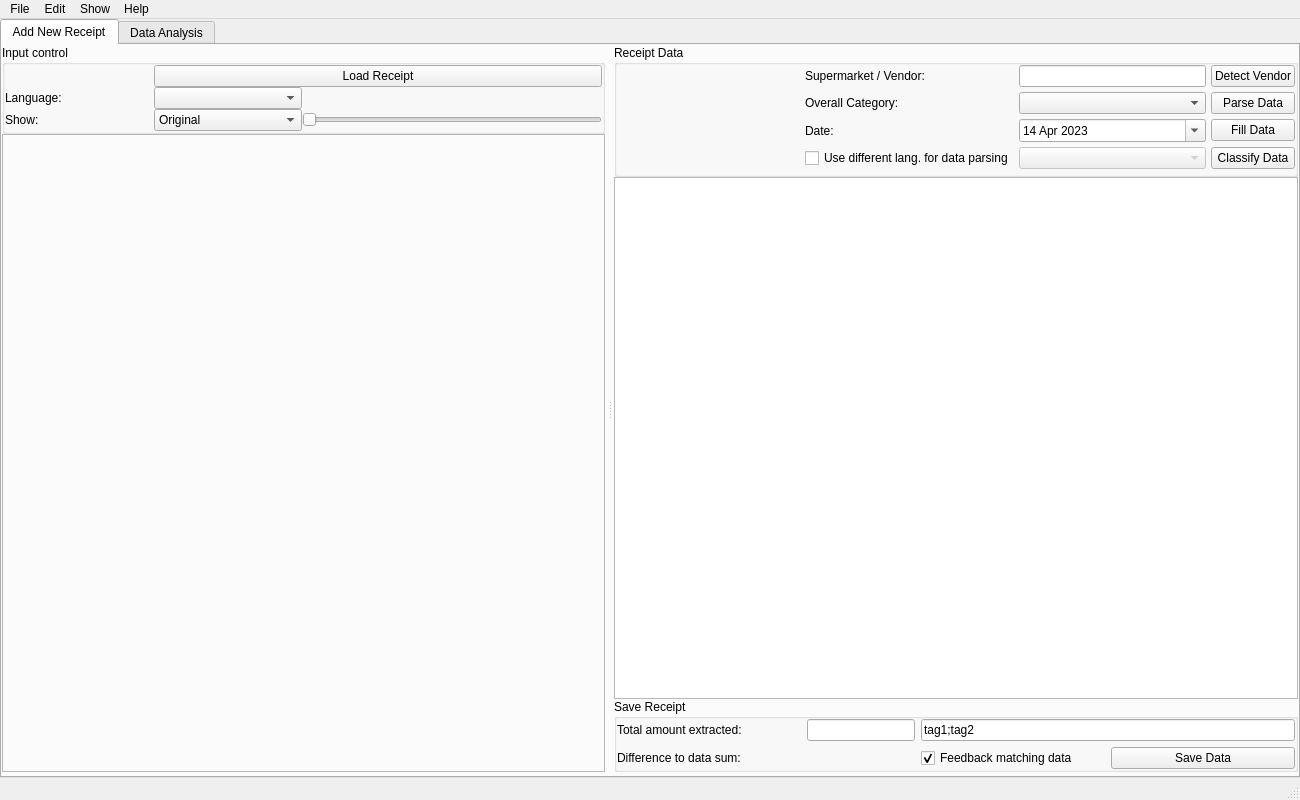
The window that pybudgetbook/ui/main_gui.ui (max3-2/pybudgetbook) describes before a commit, drawn with Qt 5.
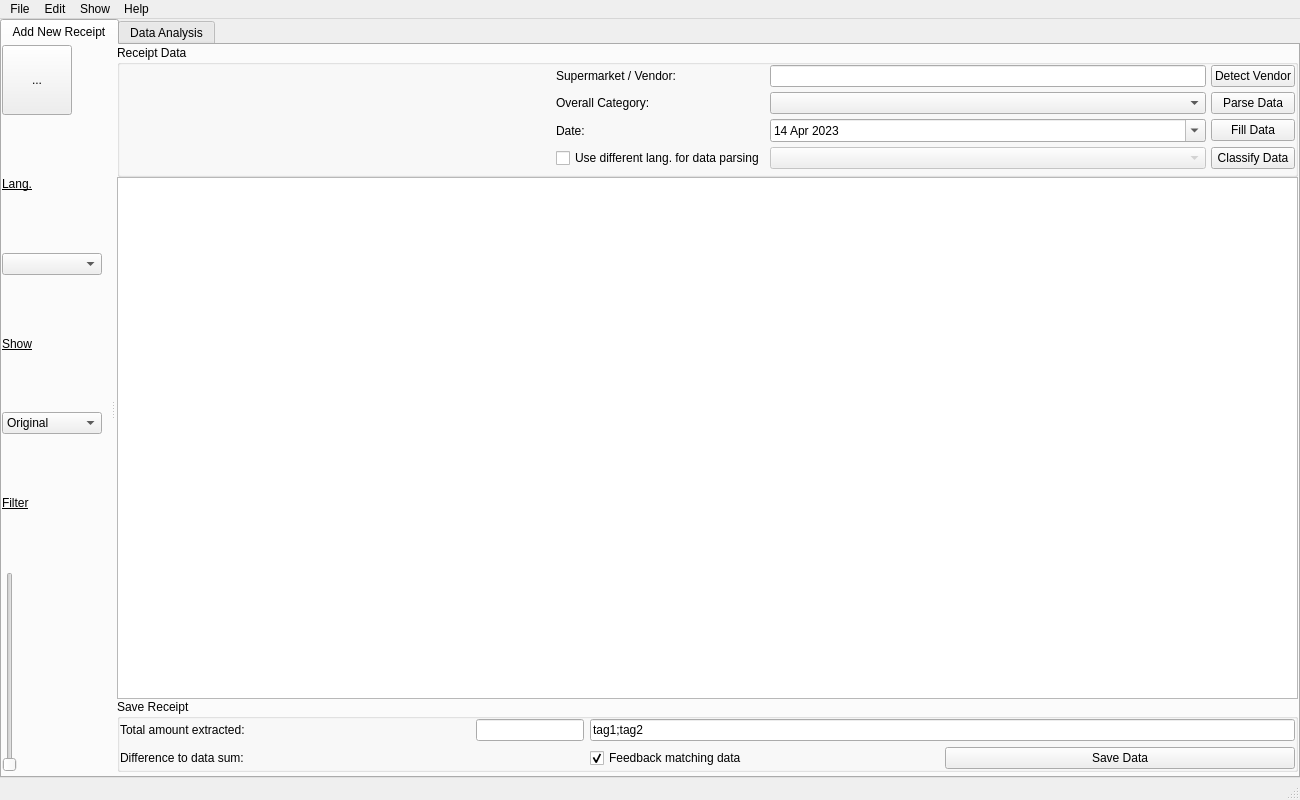
The same window after the commit. Icons and pictures are not drawn. Custom widgets are drawn as their Qt base class.

Commit message: Modern layout left side

What changed in the file:
```diff
--- a/pybudgetbook/ui/main_gui.ui
+++ b/pybudgetbook/ui/main_gui.ui
@@ -71,6 +71,130 @@
         <property name="bottomMargin">
          <number>4</number>
         </property>
+        <item>
+         <widget class="QFrame" name="frame_buttonsMainLeft">
+          <property name="sizePolicy">
+           <sizepolicy hsizetype="Fixed" vsizetype="Preferred">
+            <horstretch>0</horstretch>
+            <verstretch>0</verstretch>
+           </sizepolicy>
+          </property>
+          <property name="minimumSize">
+           <size>
+            <width>100</width>
+            <height>70</height>
+           </size>
+          </property>
+          <property name="frameShape">
+           <enum>QFrame::NoFrame</enum>
+          </property>
+          <property name="frameShadow">
+           <enum>QFrame::Raised</enum>
+          </property>
+          <layout class="QVBoxLayout" name="verticalLayout_2">
+           <property name="spacing">
+            <number>10</number>
+           </property>
+           <property name="leftMargin">
+            <number>0</number>
+           </property>
+           <property name="topMargin">
+            <number>0</number>
+           </property>
+           <property name="rightMargin">
+            <number>0</number>
+           </property>
+           <property name="bottomMargin">
+            <number>0</number>
+           </property>
+           <item>
+            <widget class="ModernButton" name="modernButton_loadReceipt">
+             <property name="minimumSize">
+              <size>
+               <width>70</width>
+               <height>70</height>
+              </size>
+             </property>
+             <property name="text">
+              <string>...</string>
+             </property>
+            </widget>
+           </item>
+           <item>
+            <widget class="QLabel" name="label_receiptDisplayMode">
+             <property name="font">
+              <font>
+               <underline>true</underline>
+              </font>
+             </property>
+             <property name="text">
+              <string>Lang.</string>
+             </property>
+            </widget>
+           </item>
+           <item>
+            <widget class="QComboBox" name="comboBox_baseLang"/>
+           </item>
+           <item>
+            <widget class="QLabel" name="label_baseLang">
+             <property name="font">
+              <font>
+               <underline>true</underline>
+              </font>
+             </property>
+             <property name="text">
+              <string>Show</string>
+             </property>
+            </widget>
+           </item>
+           <item>
+            <widget class="QComboBox" name="comboBox_receiptDisplayMode">
+             <item>
+              <property name="text">
+               <string>Original</string>
+              </property>
+             </item>
+             <item>
+              <property name="text">
+               <string>Filtered</string>
+              </property>
+             </item>
+            </widget>
+           </item>
+           <item>
+            <widget class="QLabel" name="label_filterSlider">
+             <property name="font">
+              <font>
+               <underline>true</underline>
+              </font>
+             </property>
+             <property name="text">
+              <string>Filter</string>
+             </property>
+            </widget>
+           </item>
+           <item>
+            <widget class="SliderWithVal" name="slider_FilterAmount">
+             <property name="sizePolicy">
+              <sizepolicy hsizetype="Fixed" vsizetype="Fixed">
+               <horstretch>0</horstretch>
+               <verstretch>0</verstretch>
+              </sizepolicy>
+             </property>
+             <property name="minimumSize">
+              <size>
+               <width>0</width>
+               <height>200</height>
+              </size>
+             </property>
+             <property name="orientation">
+              <enum>Qt::Vertical</enum>
+             </property>
+            </widget>
+           </item>
+          </layout>
+         </widget>
+        </item>
         <item>
          <widget class="QSplitter" name="splitter_mainPage">
           <property name="orientation">
@@ -122,143 +246,6 @@
               <property name="bottomMargin">
                <number>0</number>
               </property>
-              <item>
-               <widget class="QGroupBox" name="groupBox_inputControl">
-                <property name="sizePolicy">
-                 <sizepolicy hsizetype="Preferred" vsizetype="Preferred">
-                  <horstretch>0</horstretch>
-                  <verstretch>0</verstretch>
-                 </sizepolicy>
-                </property>
-                <property name="minimumSize">
-                 <size>
-                  <width>350</width>
-                  <height>0</height>
-                 </size>
-                </property>
-                <property name="title">
-                 <string>Input control</string>
-                </property>
-                <property name="flat">
-                 <bool>false</bool>
-                </property>
-                <property name="checkable">
-                 <bool>false</bool>
-                </property>
-                <layout class="QHBoxLayout" name="horizontalLayout_7">
-                 <property name="spacing">
-                  <number>0</number>
-                 </property>
-                 <property name="leftMargin">
-                  <number>0</number>
-                 </property>
-                 <property name="topMargin">
-                  <number>0</number>
-                 </property>
-                 <property name="rightMargin">
-                  <number>0</number>
-                 </property>
-                 <property name="bottomMargin">
-                  <number>0</number>
-                 </property>
-                 <item>
-                  <layout class="QGridLayout" name="gridLayout_inputControl">
-                   <item row="2" column="1">
-                    <widget class="QLabel" name="label_baseLang">
-                     <property name="text">
-                      <string>Show:</string>
-                     </property>
-                    </widget>
-                   </item>
-                   <item row="1" column="1">
-                    <widget class="QLabel" name="label_receiptDisplayMode">
-                     <property name="text">
-                      <string>Language:</string>
-                     </property>
-                    </widget>
-                   </item>
-                   <item row="2" column="3" colspan="2">
-                    <widget class="SliderWithVal" name="horizontalSliderFilterAmount">
-                     <property name="sizePolicy">
-                      <sizepolicy hsizetype="Preferred" vsizetype="Fixed">
-                       <horstretch>0</horstretch>
-                       <verstretch>0</verstretch>
-                      </sizepolicy>
-                     </property>
-                     <property name="minimum">
-                      <number>50</number>
-                     </property>
-                     <property name="maximum">
-                      <number>200</number>
-                     </property>
-                     <property name="singleStep">
-                      <number>5</number>
-                     </property>
-                     <property name="value">
-                      <number>50</number>
-                     </property>
-                     <property name="sliderPosition">
-                      <number>50</number>
-                     </property>
-                     <property name="orientation">
-                      <enum>Qt::Horizontal</enum>
-                     </property>
-                     <property name="tickPosition">
-                      <enum>QSlider::NoTicks</enum>
-                     </property>
-                    </widget>
-                   </item>
-                   <item row="1" column="2">
-                    <widget class="QComboBox" name="comboBox_baseLang"/>
-                   </item>
-                   <item row="2" column="2">
-                    <widget class="QComboBox" name="comboBox_receiptDisplayMode">
-                     <item>
-                      <property name="text">
-                       <string>Original</string>
-                      </property>
-                     </item>
-                     <item>
-                      <property name="text">
-                       <string>Filtered</string>
-                      </property>
-                     </item>
-                    </widget>
-                   </item>
-                   <item row="0" column="2" colspan="3">
-                    <widget class="QPushButton" name="pushButton_loadNewReceipt">
-                     <property name="sizePolicy">
-                      <sizepolicy hsizetype="Preferred" vsizetype="Fixed">
-                       <horstretch>0</horstretch>
-                       <verstretch>0</verstretch>
-                      </sizepolicy>
-                     </property>
-                     <property name="text">
-                      <string>Load Receipt</string>
-                     </property>
-                    </widget>
-                   </item>
-                   <item row="1" column="3" colspan="2">
-                    <spacer name="horizontalSpacer">
-                     <property name="orientation">
-                      <enum>Qt::Horizontal</enum>
-                     </property>
-                     <property name="sizeType">
-                      <enum>QSizePolicy::Fixed</enum>
-                     </property>
-                     <property name="sizeHint" stdset="0">
-                      <size>
-                       <width>300</width>
-                       <height>20</height>
-                      </size>
-                     </property>
-                    </spacer>
-                   </item>
-                  </layout>
-                 </item>
-                </layout>
-               </widget>
-              </item>
               <item>
                <widget class="QFrame" name="frame_plotReceipt">
                 <property name="sizePolicy">
@@ -376,7 +363,7 @@
                     <widget class="QDateEdit" name="dateEdit_shopDate">
                      <property name="dateTime">
                       <datetime>
-                       <hour>19</hour>
+                       <hour>17</hour>
                        <minute>0</minute>
                        <second>0</second>
                        <year>2023</year>
@@ -386,7 +373,7 @@
                      </property>
                      <property name="maximumDateTime">
                       <datetime>
-                       <hour>8</hour>
+                       <hour>7</hour>
                        <minute>59</minute>
                        <second>59</second>
                        <year>2222</year>
@@ -396,7 +383,7 @@
                      </property>
                      <property name="minimumDateTime">
                       <datetime>
-                       <hour>10</hour>
+                       <hour>9</hour>
                        <minute>0</minute>
                        <second>0</second>
                        <year>2000</year>
```
Left out of the diff: 2 changed lines with no effect on the pictures. The commit also changes 4 other files.
